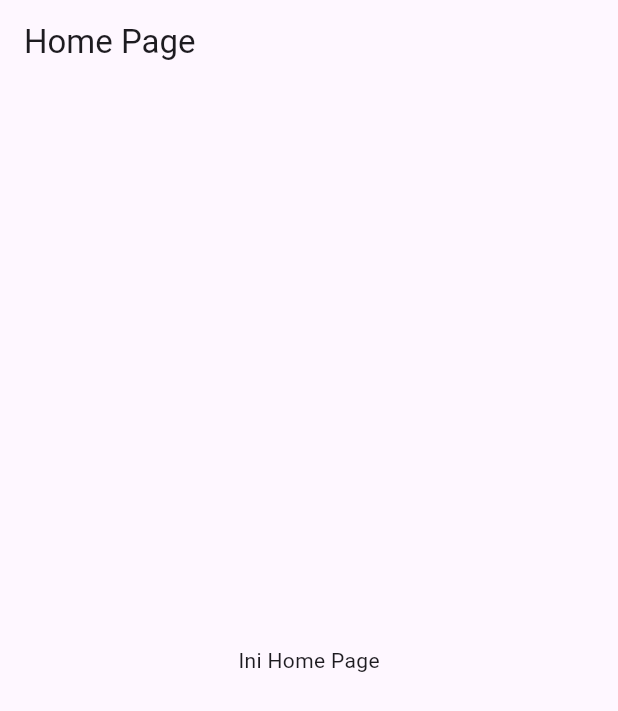
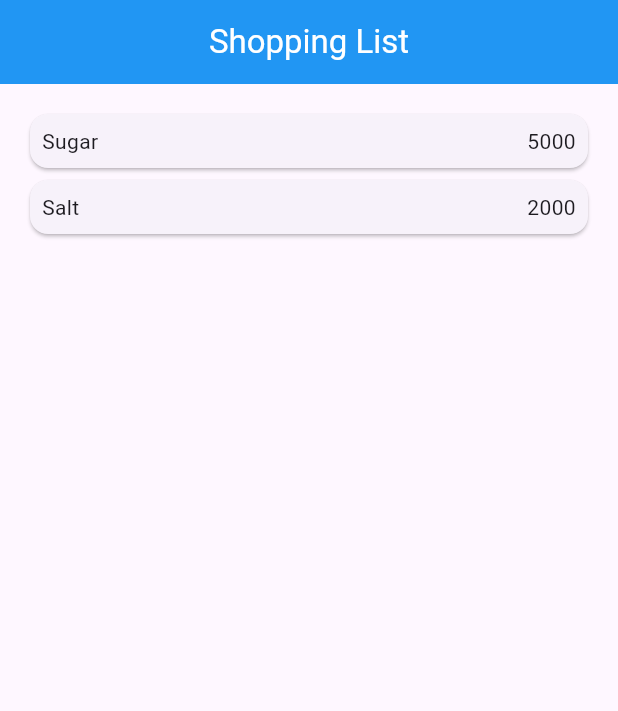
Before and after one commit to Ailsasahda13/PemrogramanMobile, a Flutter app: the screen it shows after launch, on a phone screen of 412 x 824 dp. Shown: the top 711 px of the screen. Run offline on Flutter 3.47's test engine with Material 3 defaults, Android fonts, the phone set to English and light mode, and no system bars.

Commit message:
belanja flutter 2

```diff
--- /dev/null
+++ b/belanja_flutter2/lib/models/item.dart
@@ -0,0 +1,6 @@
+class Item {
+  String name;
+  int price;
+
+  Item({required this.name, required this.price});
+}
--- a/belanja_flutter2/lib/pages/home_page.dart
+++ b/belanja_flutter2/lib/pages/home_page.dart
@@ -1,16 +1,57 @@
 import 'package:flutter/material.dart';
+import '../models/item.dart';
 
 class HomePage extends StatelessWidget {
-  const HomePage({super.key});
+    HomePage({super.key});
+
+    final List<Item> items = [
+      Item(name: 'Sugar', price: 5000),
+      Item(name: 'Salt', price: 2000),
+    ];
 
   @override
   Widget build(BuildContext context) {
     return Scaffold(
       appBar: AppBar(
-        title: const Text("Home Page"),
+        title: const Text("Shopping List"),
+        backgroundColor: Colors.blue,
+        foregroundColor: Colors.white,
       ),
-      body: const Center(
-        child: Text("Ini Home Page"),
+        body: Container(
+        margin: const EdgeInsets.all(8),
+        child: ListView.builder(
+          padding: const EdgeInsets.all(8),
+          itemCount: items.length,
+          itemBuilder: (context, index) {
+            final item = items[index];
+
+            return InkWell(
+              onTap: () {
+                Navigator.pushNamed(
+                  context,
+                  '/item',
+                  arguments: item,
+                );
+              },
+              child: Card(
+                child: Container(
+                  margin: const EdgeInsets.all(8),
+                  child: Row(
+                    children: [
+                      Expanded(child: Text(item.name)),
+                      Expanded(
+                        child: Text(
+                          item.price.toString(),
+                          textAlign: TextAlign.end,
+                        ),
+                      ),
+                    ],
+                  ),
+                ),
+              ),
+            );
+          },
+        ),
       ),
     );
   }
--- a/belanja_flutter2/lib/pages/item_page.dart
+++ b/belanja_flutter2/lib/pages/item_page.dart
@@ -1,16 +1,24 @@
 import 'package:flutter/material.dart';
+import '../models/item.dart';
 
 class ItemPage extends StatelessWidget {
   const ItemPage({super.key});
 
   @override
   Widget build(BuildContext context) {
+
+    final item = ModalRoute.of(context)!.settings.arguments as Item;
     return Scaffold(
       appBar: AppBar(
-        title: const Text("Item Page"),
+         title: const Text("Shopping List"),
+          backgroundColor: Colors.blue,
+          foregroundColor: Colors.white,
       ),
-      body: const Center(
-        child: Text("Ini Item Page"),
+       body: Center(
+        child: Text(
+          "${item.name} with ${item.price}",
+          style: const TextStyle(fontSize: 20),
+        ),
       ),
     );
   }
```
Also changed, not shown: belanja_flutter2/lib/main.dart (+7 -0 lines), belanja_flutter2/images/04.png (added), belanja_flutter2/images/05.png (added), belanja_flutter2/images/06.png (added), 1 other file.
